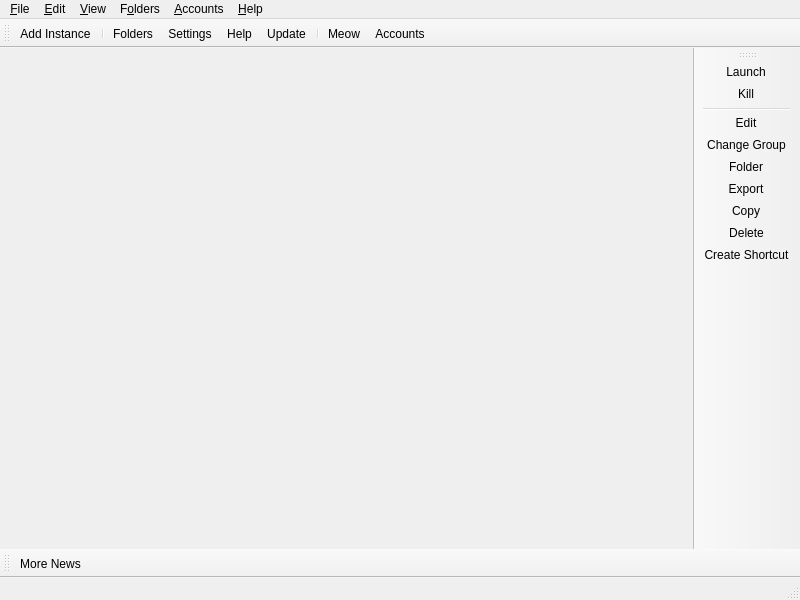
Qt form launcher/ui/MainWindow.ui (jorala/HyperCoreLauncher) before a commit.
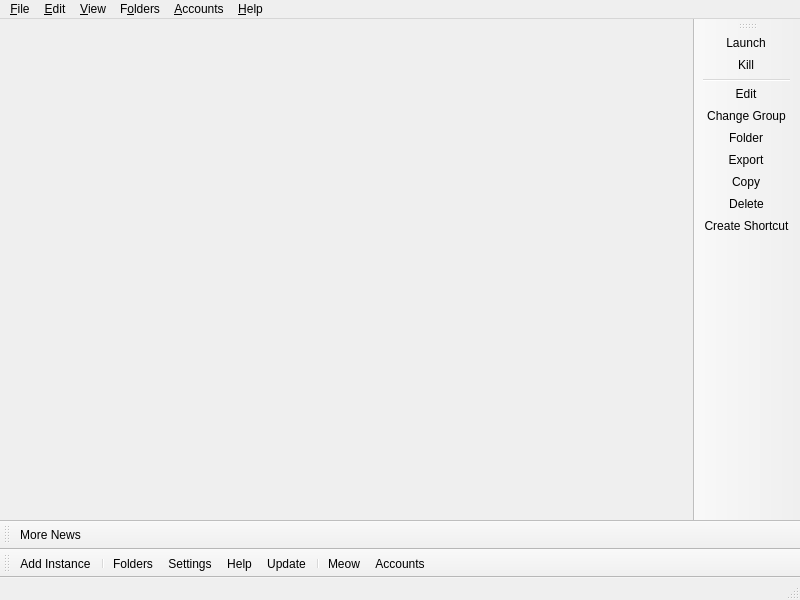
The same form after that commit. Icons and pictures are not drawn. Custom widgets are drawn as their Qt base class.

Commit message:
Restyle main window to the HyperCore layout (step 1)
- New built-in HyperCore theme (dark chrome, rounded near-black instance card,
  logo-green accent), default for new installs on Windows/macOS
- New top bar: selected instance's Minecraft version, account button, total playtime
- Action bar (Add Instance, Folders, Settings, Help...) moves to the bottom
- Instance toolbar is styled as a rounded card

Claude-Session: https://claude.ai/code/session_0154eeKGz1wngTNMaAU4eu1m

```diff
--- a/launcher/ui/MainWindow.ui
+++ b/launcher/ui/MainWindow.ui
@@ -44,7 +44,7 @@
     <bool>false</bool>
    </property>
    <attribute name="toolBarArea">
-    <enum>TopToolBarArea</enum>
+    <enum>BottomToolBarArea</enum>
    </attribute>
    <attribute name="toolBarBreak">
     <bool>false</bool>
@@ -82,7 +82,7 @@
     <enum>BottomToolBarArea</enum>
    </attribute>
    <attribute name="toolBarBreak">
-    <bool>false</bool>
+    <bool>true</bool>
    </attribute>
    <addaction name="actionMoreNews"/>
   </widget>
```
The commit also changes 7 other files.
